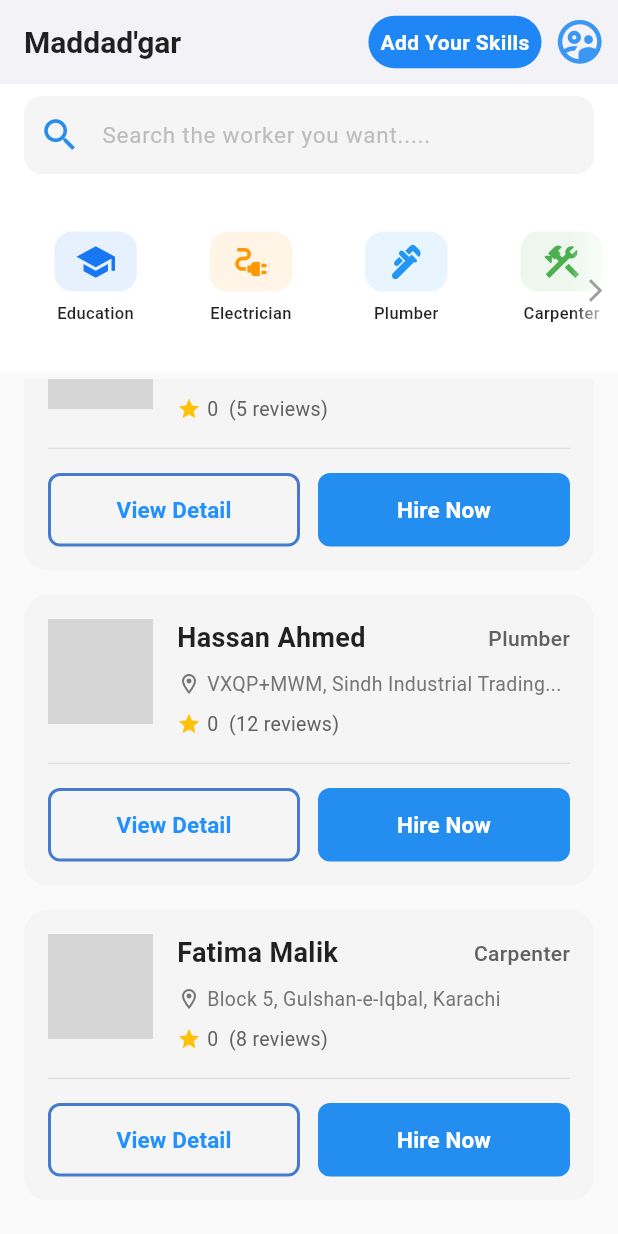
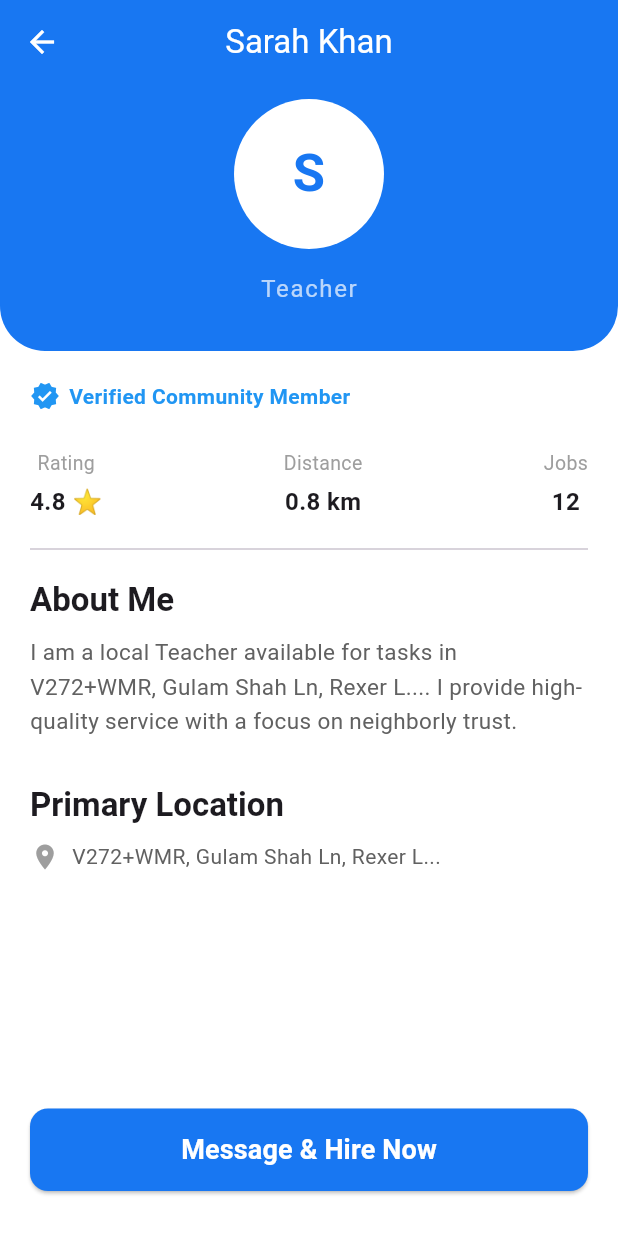
Before and after one commit to irtazahup/Madad-gar, a Flutter app: the HomePage screen opened directly, scrolled down 284 dp, after a tap on "View Detail", on a phone screen of 412 x 824 dp. Run offline on Flutter 3.47's test engine with Material 3 defaults, Android fonts, the phone set to English and light mode, and no system bars; our stand-ins replace flutter_dotenv, get, supabase_flutter; accounts and stored records are empty; network calls fail; statements that could not run were skipped; grey boxes are pictures that could not be loaded.

Commit message:
UI for Services

```diff
--- a/lib/home/home.dart
+++ b/lib/home/home.dart
@@ -3,6 +3,7 @@ import 'package:as_pass/models/service_provider.dart';
 import 'package:as_pass/widgets/service_providercard.dart';
 import 'package:flutter/material.dart';
 import 'package:get/get.dart';
+import 'package:as_pass/widgets/add_service.dart';
 
 class HomePage extends StatelessWidget {
   HomePage({Key? key}) : super(key: key);
@@ -112,11 +113,14 @@ class HomePage extends StatelessWidget {
               child: Padding(
                 padding: const EdgeInsets.all(8.0),
                 child: Center(
-                  child: Text(
-                    "Add Your Skills",
-                    style: TextStyle(
-                      color: Colors.white,
-                      fontWeight: FontWeight.bold,
+                  child: GestureDetector(
+                    onTap: () => Get.to(() => AddServicePage()),
+                    child: Text(
+                      "Add Your Skills",
+                      style: TextStyle(
+                        color: Colors.white,
+                        fontWeight: FontWeight.bold,
+                      ),
                     ),
                   ),
                 ),
@@ -129,7 +133,7 @@ class HomePage extends StatelessWidget {
             },
             icon: Icon(
               size: 35,
-              Icons.supervised_user_circle_outlined,
+              Icons.person,
               color: Color.fromARGB(255, 58, 151, 244),
             ),
           ),
--- a/lib/widgets/service_providercard.dart
+++ b/lib/widgets/service_providercard.dart
@@ -1,5 +1,8 @@
 import 'package:as_pass/models/service_provider.dart';
 import 'package:flutter/material.dart';
+import 'package:as_pass/widgets/view_details.dart';
+import 'package:get/get_core/get_core.dart';
+import 'package:get/get.dart';
 
 class ServiceProviderCard extends StatelessWidget {
   final ServiceProvider provider;
@@ -163,7 +166,13 @@ class ServiceProviderCard extends StatelessWidget {
                 child: OutlinedButton(
                   onPressed: () {
                     // Navigate to detail page
-                    print('View Detail: ${provider.name}');
+                    Get.to(
+                      () => ViewDetailsPage(
+                        name: provider.name,
+                        profession: provider.role,
+                        location: provider.address,
+                      ),
+                    );
                   },
                   style: OutlinedButton.styleFrom(
                     padding: const EdgeInsets.symmetric(vertical: 14),
--- /dev/null
+++ b/lib/widgets/view_details.dart
@@ -0,0 +1,203 @@
+import 'package:flutter/material.dart';
+
+class ViewDetailsPage extends StatelessWidget {
+  final String name;
+  final String profession;
+  final String location;
+
+  const ViewDetailsPage({
+    super.key,
+    required this.name,
+    required this.profession,
+    required this.location,
+  });
+
+  @override
+  Widget build(BuildContext context) {
+    return Scaffold(
+      backgroundColor: Colors.white,
+      // Using a standard AppBar instead of SliverAppBar
+      appBar: AppBar(
+        elevation: 0,
+        backgroundColor: const Color(0xFF1877F2),
+        iconTheme: const IconThemeData(color: Colors.white),
+        title: Text(name, style: const TextStyle(color: Colors.white)),
+        centerTitle: true,
+      ),
+      body: Stack(
+        children: [
+          SingleChildScrollView(
+            child: Column(
+              crossAxisAlignment: CrossAxisAlignment.start,
+              children: [
+                // 1. Static Blue Header (Replacing the Sliver Background)
+                Container(
+                  width: double.infinity,
+                  padding: const EdgeInsets.only(bottom: 30, top: 10),
+                  decoration: const BoxDecoration(
+                    color: Color(0xFF1877F2),
+                    borderRadius: BorderRadius.only(
+                      bottomLeft: Radius.circular(30),
+                      bottomRight: Radius.circular(30),
+                    ),
+                  ),
+                  child: Column(
+                    children: [
+                      CircleAvatar(
+                        radius: 50,
+                        backgroundColor: Colors.white,
+                        child: Text(
+                          name.substring(0, 1).toUpperCase(),
+                          style: const TextStyle(
+                            fontSize: 35,
+                            fontWeight: FontWeight.bold,
+                            color: Color(0xFF1877F2),
+                          ),
+                        ),
+                      ),
+                      const SizedBox(height: 15),
+                      Text(
+                        profession,
+                        style: const TextStyle(
+                          color: Colors.white70,
+                          fontSize: 16,
+                          letterSpacing: 1.1,
+                        ),
+                      ),
+                    ],
+                  ),
+                ),
+
+                // 2. Body Content
+                Padding(
+                  padding: const EdgeInsets.all(20.0),
+                  child: Column(
+                    crossAxisAlignment: CrossAxisAlignment.start,
+                    children: [
+                      // Badge and Verification Row
+                      Row(
+                        children: [
+                          const Icon(
+                            Icons.verified,
+                            color: Colors.blue,
+                            size: 20,
+                          ),
+                          const SizedBox(width: 6),
+                          const Text(
+                            "Verified Community Member",
+                            style: TextStyle(
+                              fontWeight: FontWeight.w600,
+                              color: Colors.blue,
+                            ),
+                          ),
+                        ],
+                      ),
+                      const SizedBox(height: 25),
+
+                      // Quick Info Row
+                      Row(
+                        mainAxisAlignment: MainAxisAlignment.spaceBetween,
+                        children: [
+                          _buildStatColumn("Rating", "4.8 ⭐"),
+                          _buildStatColumn("Distance", "0.8 km"),
+                          _buildStatColumn("Jobs", "12"),
+                        ],
+                      ),
+                      const Divider(height: 40),
+
+                      Text(
+                        "About Me",
+                        style: Theme.of(context).textTheme.titleLarge?.copyWith(
+                          fontWeight: FontWeight.bold,
+                        ),
+                      ),
+                      const SizedBox(height: 10),
+                      Text(
+                        "I am a local $profession available for tasks in $location. I provide high-quality service with a focus on neighborly trust.",
+                        style: TextStyle(
+                          color: Colors.grey[700],
+                          height: 1.5,
+                          fontSize: 15,
+                        ),
+                      ),
+
+                      const SizedBox(height: 30),
+                      Text(
+                        "Primary Location",
+                        style: Theme.of(context).textTheme.titleLarge?.copyWith(
+                          fontWeight: FontWeight.bold,
+                        ),
+                      ),
+                      const SizedBox(height: 10),
+                      Row(
+                        children: [
+                          const Icon(
+                            Icons.location_on,
+                            color: Colors.grey,
+                            size: 20,
+                          ),
+                          const SizedBox(width: 8),
+                          Expanded(
+                            child: Text(
+                              location,
+                              style: TextStyle(color: Colors.grey[700]),
+                            ),
+                          ),
+                        ],
+                      ),
+
+                      // Extra space so scrolling clear the bottom button
+                      const SizedBox(height: 120),
+                    ],
+                  ),
+                ),
+              ],
+            ),
+          ),
+
+          // 3. Hire Button (Positioned at bottom of Stack)
+          Align(
+            alignment: Alignment.bottomCenter,
+            child: Container(
+              color: Colors.white.withOpacity(0.9),
+              padding: const EdgeInsets.fromLTRB(20, 10, 20, 30),
+              child: ElevatedButton(
+                onPressed: () {
+                  // TODO: Implement Chat logic
+                },
+                style: ElevatedButton.styleFrom(
+                  backgroundColor: const Color(0xFF1877F2),
+                  minimumSize: const Size(double.infinity, 55),
+                  shape: RoundedRectangleBorder(
+                    borderRadius: BorderRadius.circular(12),
+                  ),
+                ),
+                child: const Text(
+                  "Message & Hire Now",
+                  style: TextStyle(
+                    fontSize: 18,
+                    color: Colors.white,
+                    fontWeight: FontWeight.bold,
+                  ),
+                ),
+              ),
+            ),
+          ),
+        ],
+      ),
+    );
+  }
+
+  Widget _buildStatColumn(String label, String value) {
+    return Column(
+      children: [
+        Text(label, style: const TextStyle(color: Colors.grey, fontSize: 13)),
+        const SizedBox(height: 5),
+        Text(
+          value,
+          style: const TextStyle(fontWeight: FontWeight.bold, fontSize: 16),
+        ),
+      ],
+    );
+  }
+}
--- a/pubspec.yaml
+++ b/pubspec.yaml
@@ -37,6 +37,7 @@ dependencies:
   get: ^4.7.2
   supabase_flutter: ^2.10.3
   flutter_dotenv: ^6.0.0
+  geolocator: ^14.0.2
 
 
 dev_dependencies:
```
Also changed, not shown: lib/widgets/add_service.dart (added, +171 -0 lines), pubspec.lock, 3 other files.
